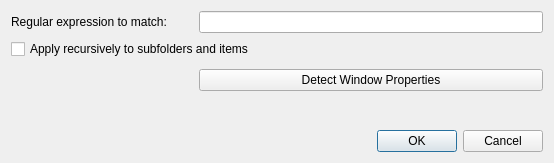
The window that lib/autokey/qtui/resources/ui/window_filter_settings_dialog.ui (autokey/autokey) describes before a commit, drawn with Qt 5.
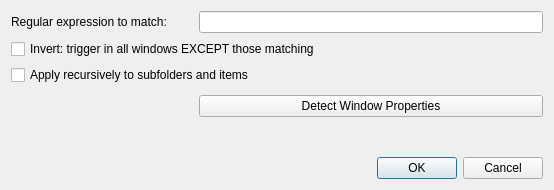
The same window after the commit.

Commit message:
Expose the window filter invert option in both GUIs
Adds an "Invert" check box to the window filter dialog in the GTK and Qt
interfaces, and threads it through save_item_filter(), which is the single
shared save path both toolkits use.

Unlike the recursive check box, the invert check box stays visible for
every item type: inverting applies to phrases and scripts just as much as
to folders, whereas recursion only means anything for a folder.

The Qt grid layout had no row 1, so the new check box slots in without
renumbering anything.

```diff
--- a/lib/autokey/qtui/resources/ui/window_filter_settings_dialog.ui
+++ b/lib/autokey/qtui/resources/ui/window_filter_settings_dialog.ui
@@ -7,13 +7,20 @@
     <x>0</x>
     <y>0</y>
     <width>554</width>
-    <height>163</height>
+    <height>190</height>
    </rect>
   </property>
   <property name="windowTitle">
    <string>Set Window Filter</string>
   </property>
   <layout class="QGridLayout" name="gridLayout">
+   <item row="1" column="0" colspan="3">
+    <widget class="QCheckBox" name="invert_filter_check_box">
+     <property name="text">
+      <string>Invert: trigger in all windows EXCEPT those matching</string>
+     </property>
+    </widget>
+   </item>
    <item row="2" column="0" colspan="3">
     <widget class="QCheckBox" name="apply_recursive_check_box">
      <property name="text">
```
Left out of the diff: 1 changed line with no effect on the pictures. The commit also changes 4 other files.
